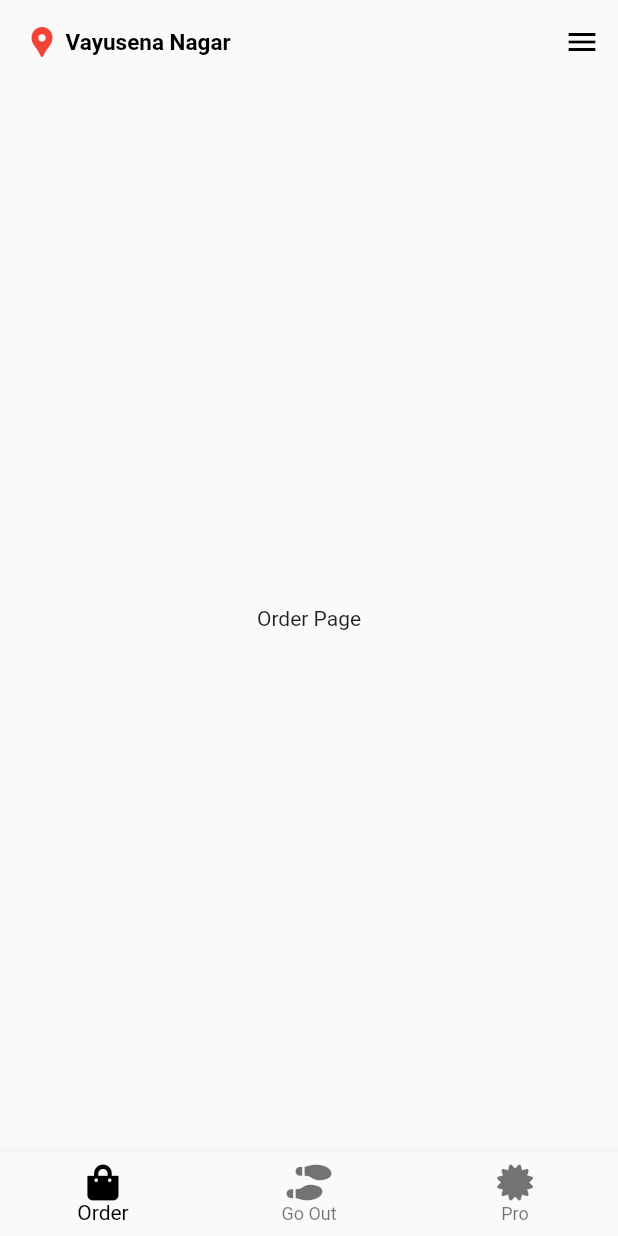
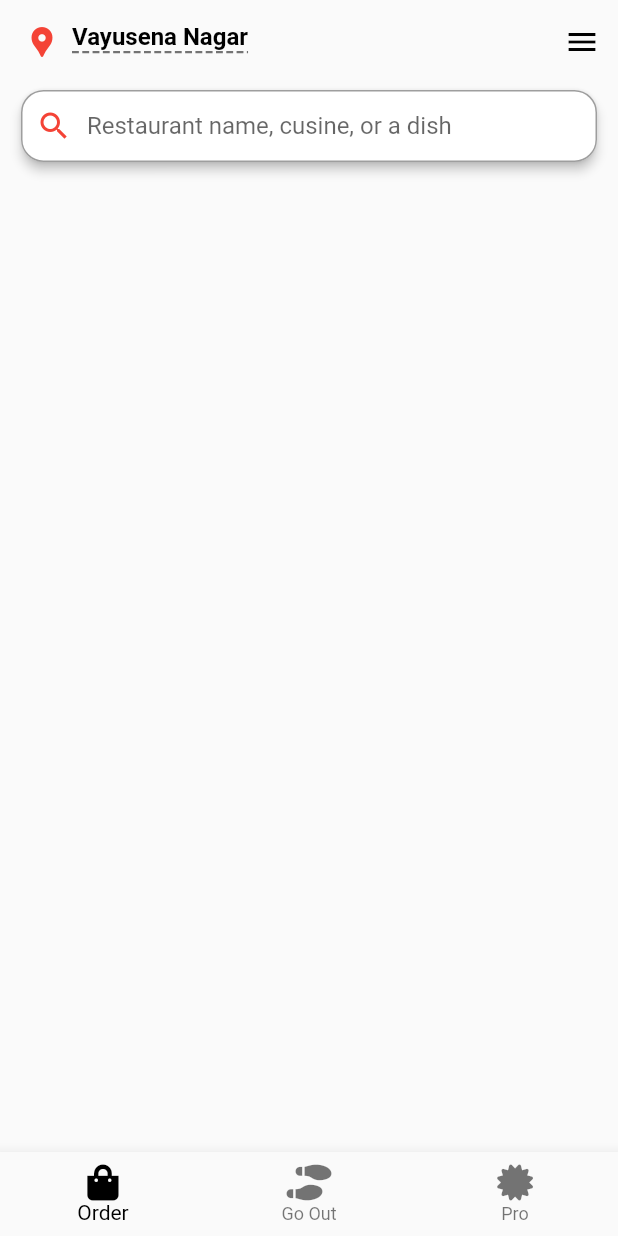
Before and after one commit to Rohit-RA-2020/Zomato-UI, a Flutter app: the screen it shows after launch, on a phone screen of 412 x 824 dp. Run offline on Flutter 3.47's test engine with Material 2 defaults, Android fonts, the phone set to English and light mode, and no system bars; our stand-ins replace font_awesome_flutter.

Commit message:
Search Box Added

```diff
--- a/lib/screens/home_screen.dart
+++ b/lib/screens/home_screen.dart
@@ -3,6 +3,7 @@ import 'package:font_awesome_flutter/font_awesome_flutter.dart';
 import 'package:zomato_ui/screens/go_out_page.dart';
 import 'package:zomato_ui/screens/order_page.dart';
 import 'package:zomato_ui/screens/pro_page.dart';
+import 'package:zomato_ui/widgets/search_bar.dart';
 
 class HomePage extends StatefulWidget {
   const HomePage({Key? key}) : super(key: key);
@@ -30,18 +31,30 @@ class _HomePageState extends State<HomePage> {
   Widget build(BuildContext context) {
     return SafeArea(
       child: Scaffold(
-        appBar: AppBar(
+        appBar: _selectedIndex != 2
+            ? AppBar(
                 elevation: 0,
                 backgroundColor: Colors.transparent,
                 title: Row(
                   children: const <Widget>[
                     Icon(Icons.location_pin, color: Colors.red),
-              Text(
-                ' Vayusena Nagar',
+                    Padding(
+                      padding: EdgeInsets.all(8.0),
+                      child: Text(
+                        'Vayusena Nagar',
                         style: TextStyle(
-                  color: Colors.black,
+                          fontSize: 16,
+                          color: Colors.transparent,
+                          shadows: [
+                            Shadow(
+                                offset: Offset(0, -3.5), color: Colors.black),
+                          ],
                           fontWeight: FontWeight.bold,
-                  fontSize: 15,
+                          decoration: TextDecoration.underline,
+                          decorationStyle: TextDecorationStyle.dashed,
+                          decorationColor: Colors.black54,
+                          decorationThickness: 2,
+                        ),
                       ),
                     )
                   ],
@@ -52,7 +65,8 @@ class _HomePageState extends State<HomePage> {
                     onPressed: () {},
                   )
                 ],
-        ),
+              )
+            : null,
         bottomNavigationBar: BottomNavigationBar(
           currentIndex: _selectedIndex,
           onTap: _onItemTapped,
@@ -73,8 +87,13 @@ class _HomePageState extends State<HomePage> {
             )
           ],
         ),
-        body: Center(
-          child: _widgetOptions.elementAt(_selectedIndex),
+        body: Column(
+          children: <Widget>[
+            Padding(
+              padding: const EdgeInsets.only(left: 10.0, right: 10.0),
+              child: SearchBox('Restaurant name, cusine, or a dish'),
+            ),
+          ],
         ),
       ),
     );
--- /dev/null
+++ b/lib/widgets/search_bar.dart
@@ -0,0 +1,53 @@
+import 'package:flutter/material.dart';
+
+class SearchBox extends StatefulWidget {
+  String hintText;
+  SearchBox(this.hintText, {Key? key}) : super(key: key);
+
+  @override
+  State<SearchBox> createState() => _SearchBoxState();
+}
+
+class _SearchBoxState extends State<SearchBox> {
+  TextEditingController controller = TextEditingController();
+
+  @override
+  Widget build(BuildContext context) {
+    return Card(
+      elevation: 3,
+      shape: RoundedRectangleBorder(
+        side: const BorderSide(
+          color: Colors.grey,
+        ),
+        borderRadius: BorderRadius.circular(15),
+      ),
+      child: Row(
+        children: <Widget>[
+          const Padding(
+            padding: EdgeInsets.all(10.0),
+            child: Icon(
+              Icons.search,
+              color: Colors.red,
+            ),
+          ),
+          Expanded(
+            child: TextField(
+              controller: controller,
+              onEditingComplete: () {
+                FocusScopeNode currentFocus = FocusScope.of(context);
+
+                if (!currentFocus.hasPrimaryFocus) {
+                  currentFocus.unfocus();
+                }
+              },
+              decoration: InputDecoration(
+                hintText: widget.hintText,
+                border: InputBorder.none,
+              ),
+            ),
+          ),
+        ],
+      ),
+    );
+  }
+}
```
Lines whose indentation alone changed are shown as unchanged.
